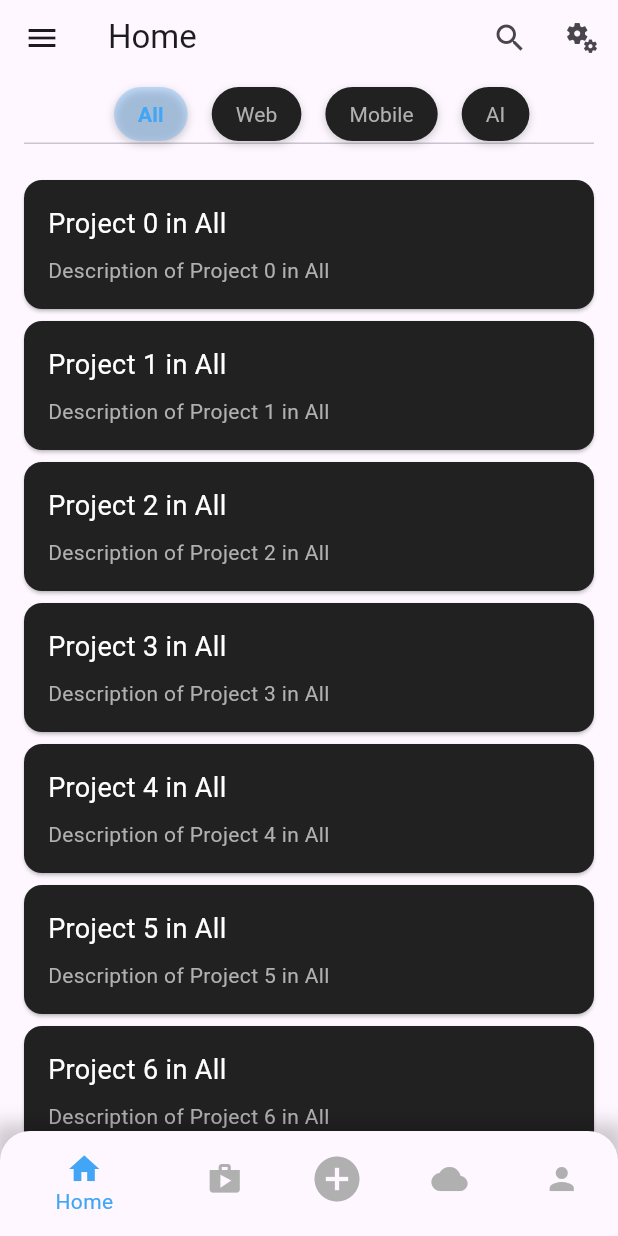
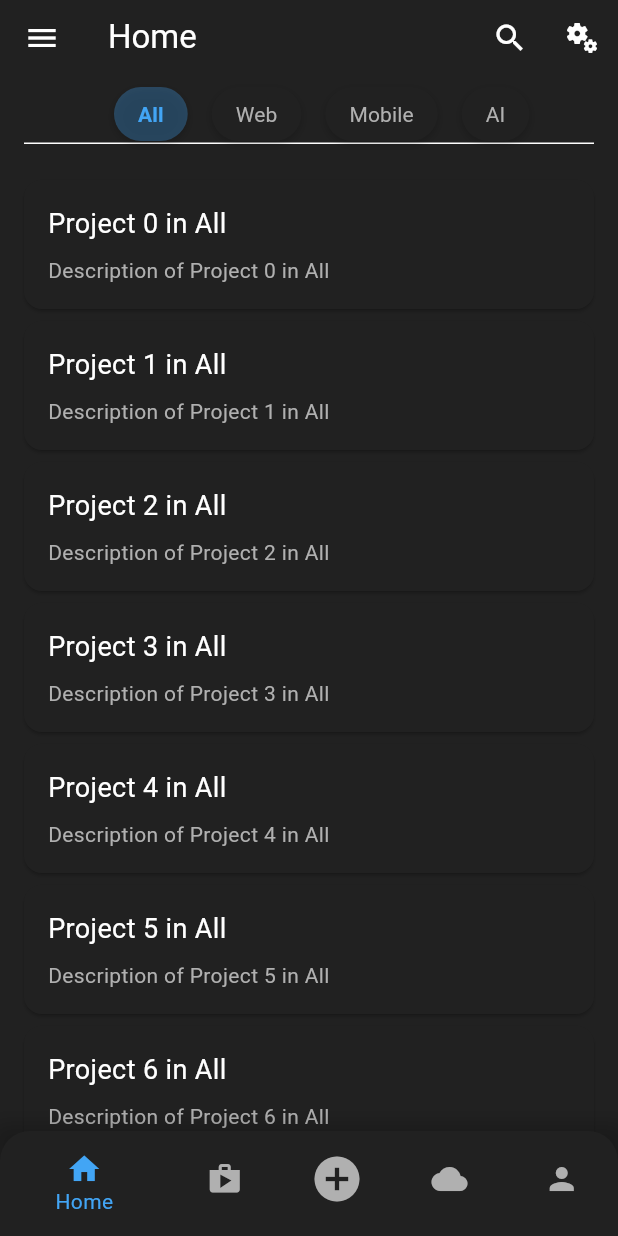
Before and after one commit to BitSphereOrg/BitSphere, a Flutter app: the screen it shows once a user with an empty profile is signed in, on a phone screen of 412 x 824 dp. Run offline on Flutter 3.47's test engine with Material 3 defaults, Android fonts, the phone set to English and light mode, and no system bars; our stand-ins replace cloud_firestore, dio, firebase_auth, firebase_core, font_awesome_flutter, google_fonts and 1 more; missing offline and left inert: flutter_appauth, razorpay_flutter; accounts and stored records are empty.

Commit message:
feat: enable Material 3 styling and remove debug banner from main app

```diff
--- a/lib/main.dart
+++ b/lib/main.dart
@@ -15,8 +15,24 @@
   Widget build(BuildContext context) {
     return MaterialApp(
       title: 'Bitsphere',
+      debugShowCheckedModeBanner: false, // Remove debug banner
       theme: ThemeData(
-        primarySwatch: Colors.blue,
+        useMaterial3: true, // Enable Material 3
+        colorScheme: ColorScheme.dark(
+          primary: Colors.cyan,
+          surface: Colors.grey[900]!,
+          onSurface: Colors.white,
+        ),
+        elevatedButtonTheme: ElevatedButtonThemeData(
+          style: ElevatedButton.styleFrom(
+            backgroundColor: Colors.grey[900],
+            foregroundColor: Colors.cyan,
+            shape: RoundedRectangleBorder(
+              borderRadius: BorderRadius.circular(12),
+            ),
+            elevation: 2,
+          ),
+        ),
       ),
       home: const HomeScreen(),
     );
```
Also changed, not shown: 4 other files.
